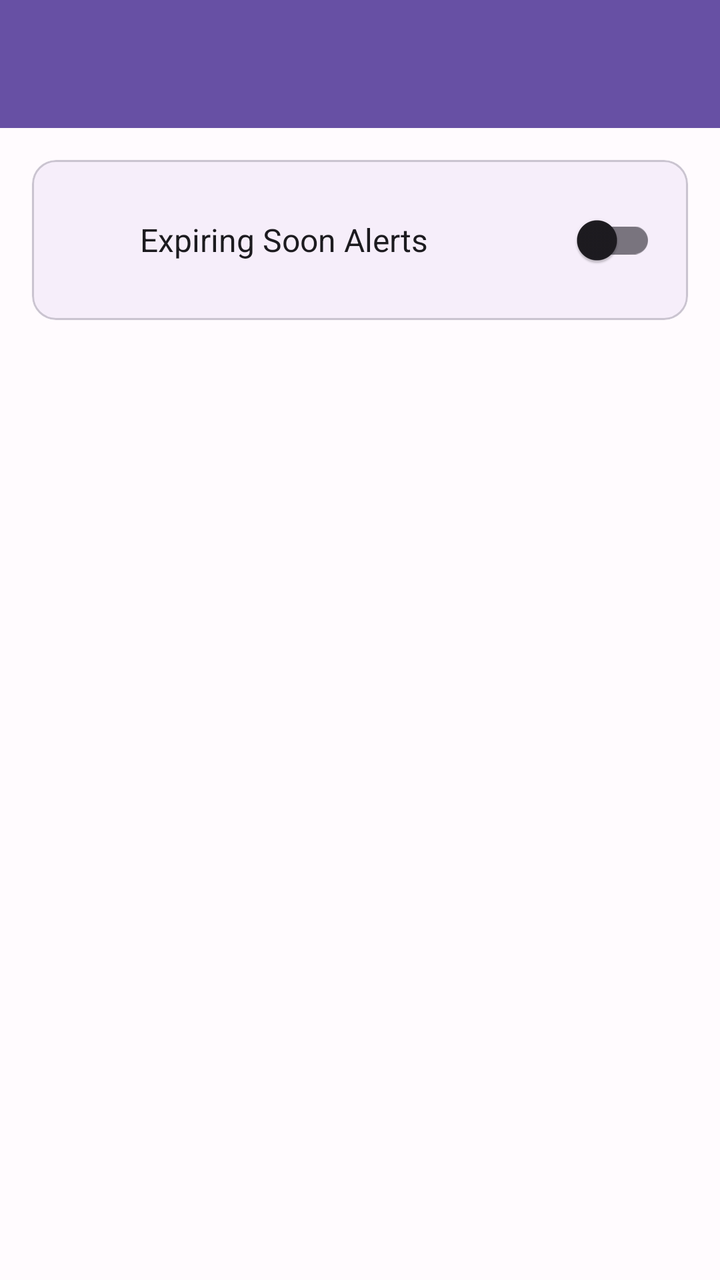
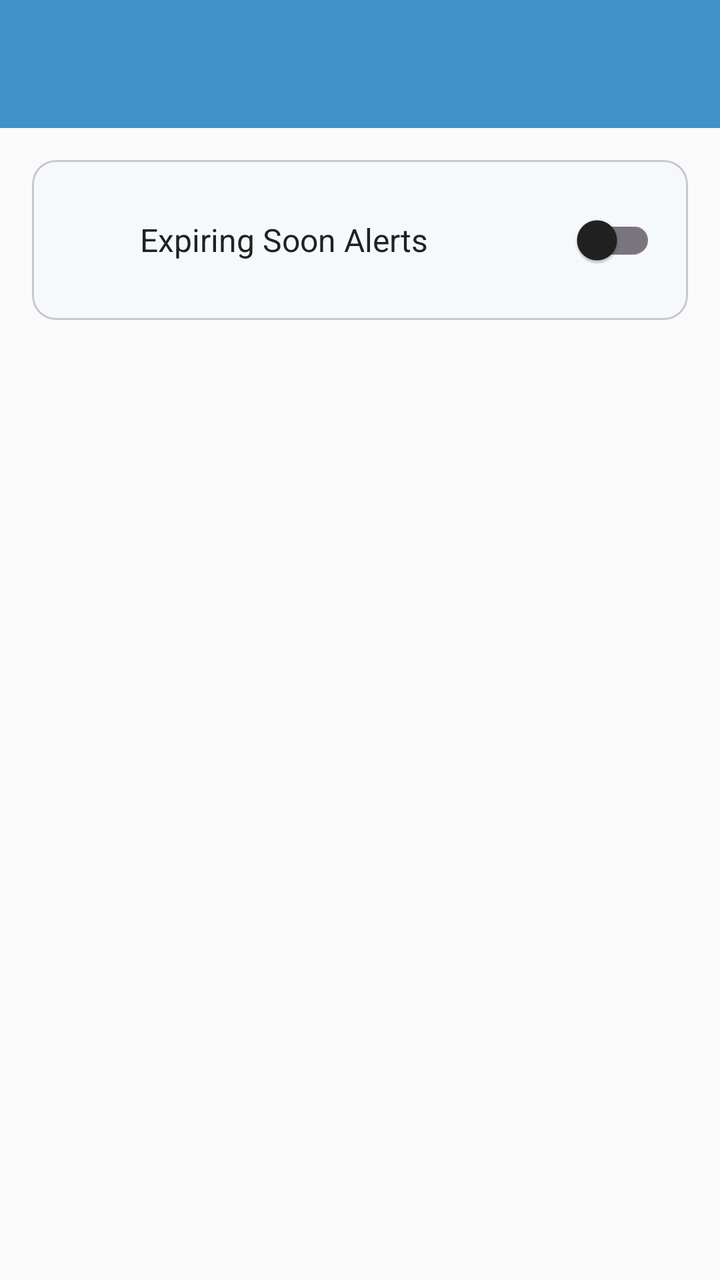

Compare the two renders of this Android layout. The source of the first and the diff that turns it into the second are given below.
<!-- AndroidManifest.xml: application theme Theme.SmartPantryManager -->
<!-- res/layout/activity_settings.xml -->
<?xml version="1.0" encoding="utf-8"?>
<androidx.constraintlayout.widget.ConstraintLayout xmlns:android="http://schemas.android.com/apk/res/android"
    xmlns:app="http://schemas.android.com/apk/res-auto"
    android:layout_width="match_parent"
    android:layout_height="match_parent"
    android:background="@color/pantry_background">

    <androidx.appcompat.widget.Toolbar
        android:id="@+id/toolbarSettings"
        android:layout_width="match_parent"
        android:layout_height="?attr/actionBarSize"
        android:background="@color/pantry_primary"
        android:theme="@style/ThemeOverlay.AppCompat.Dark.ActionBar"
        app:layout_constraintTop_toTopOf="parent"/>

    <com.google.android.material.card.MaterialCardView
        android:id="@+id/cardExpiryToggle"
        android:layout_width="match_parent"
        android:layout_height="wrap_content"
        android:layout_margin="16dp"
        app:cardCornerRadius="12dp"
        app:cardElevation="1dp"
        app:layout_constraintTop_toBottomOf="@id/toolbarSettings">

        <LinearLayout
            android:layout_width="match_parent"
            android:layout_height="wrap_content"
            android:orientation="horizontal"
            android:padding="16dp"
            android:gravity="center_vertical">

            <ImageView
                android:id="@+id/iconNotification"
                android:layout_width="24dp"
                android:layout_height="24dp"
                android:contentDescription="Notification status"
                app:tint="@color/pantry_primary"/>

            <TextView
                android:id="@+id/textExpiryToggleLabel"
                android:layout_width="0dp"
                android:layout_height="wrap_content"
                android:layout_weight="1"
                android:layout_marginStart="14dp"
                android:text="Expiring Soon Alerts"
                android:textSize="16sp"
                android:textColor="@color/pantry_text_primary"/>

            <androidx.appcompat.widget.SwitchCompat
                android:id="@+id/switchExpiryAlerts"
                android:layout_width="wrap_content"
                android:layout_height="wrap_content"/>
        </LinearLayout>
    </com.google.android.material.card.MaterialCardView>

</androidx.constraintlayout.widget.ConstraintLayout>
<!-- resources referenced by this layout -->
<resources>
  <color name="pantry_background">#FFFBFE</color>
  <color name="pantry_primary">#6750A4</color>
  <color name="pantry_text_primary">#1C1B1F</color>
  <style name="Theme.SmartPantryManager" parent="Theme.Material3.DayNight.NoActionBar">
      </style>
</resources>

<!-- the commit's change to res/layout/activity_settings.xml (unified diff, before → after) -->
@@ -3,6 +3,7 @@
     xmlns:app="http://schemas.android.com/apk/res-auto"
     android:layout_width="match_parent"
     android:layout_height="match_parent"
+    android:fitsSystemWindows="true"
     android:background="@color/pantry_background">
 
     <androidx.appcompat.widget.Toolbar
<!-- resource entries referenced after the edit -->
@@ -1,9 +1,28 @@
 <!-- resources referenced by this layout -->
 <resources>
-  <color name="pantry_background">#FFFBFE</color>
-  <color name="pantry_primary">#6750A4</color>
-  <color name="pantry_text_primary">#1C1B1F</color>
+  <color name="pantry_background">#FAFAFA</color>
+  <color name="pantry_primary">#4092C9</color>
+  <color name="pantry_text_primary">#212121</color>
   <style name="Theme.SmartPantryManager" parent="Theme.Material3.DayNight.NoActionBar">
+          <item name="colorPrimary">@color/pantry_primary</item>
+          <item name="colorOnPrimary">@color/pantry_on_primary</item>
+          <item name="colorPrimaryContainer">@color/pantry_primary</item>
+          <item name="colorOnPrimaryContainer">@color/pantry_on_primary</item>
+  
+          <item name="colorSecondary">@color/pantry_accent</item>
+          <item name="colorOnSecondary">@color/pantry_text_primary</item>
+  
+          <item name="colorSurface">@color/pantry_surface</item>
+          <item name="colorOnSurface">@color/pantry_text_primary</item>
+  
+          <item name="android:colorBackground">@color/pantry_background</item>
+          <item name="colorOnBackground">@color/pantry_text_primary</item>
+  
+          <item name="colorError">@color/pantry_error</item>
       </style>
+  <color name="pantry_on_primary">#FFFFFF</color>
+  <color name="pantry_accent">#FF9B30</color>
+  <color name="pantry_surface">#FFFFFF</color>
+  <color name="pantry_error">#D64740</color>
 </resources>
 
